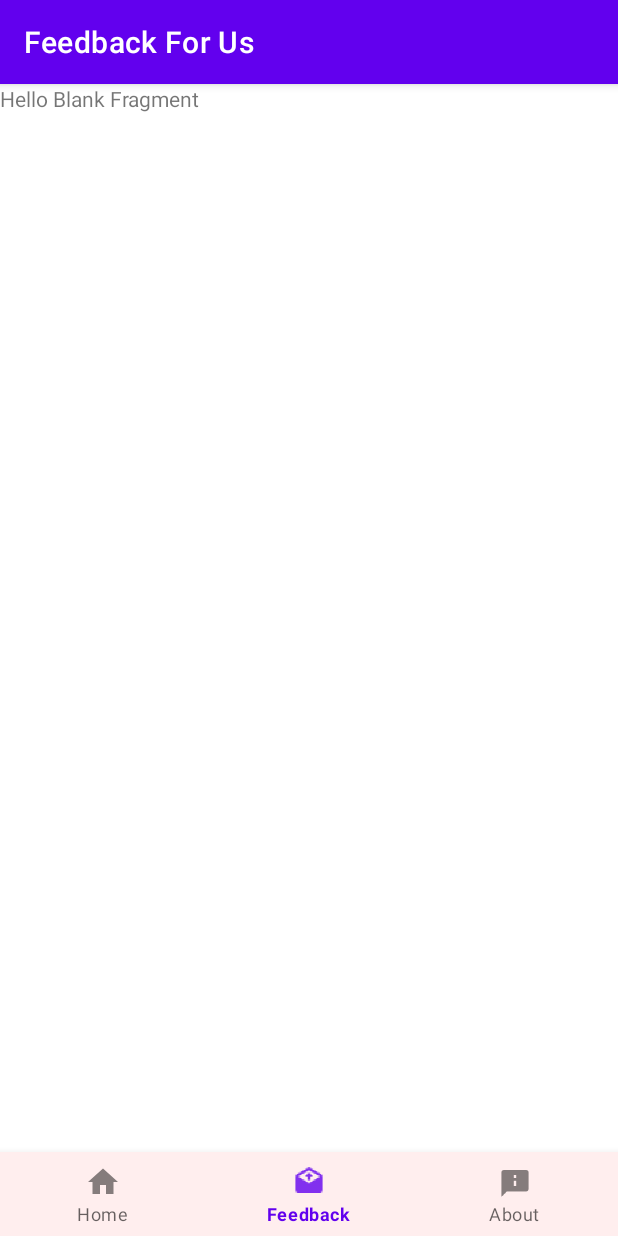
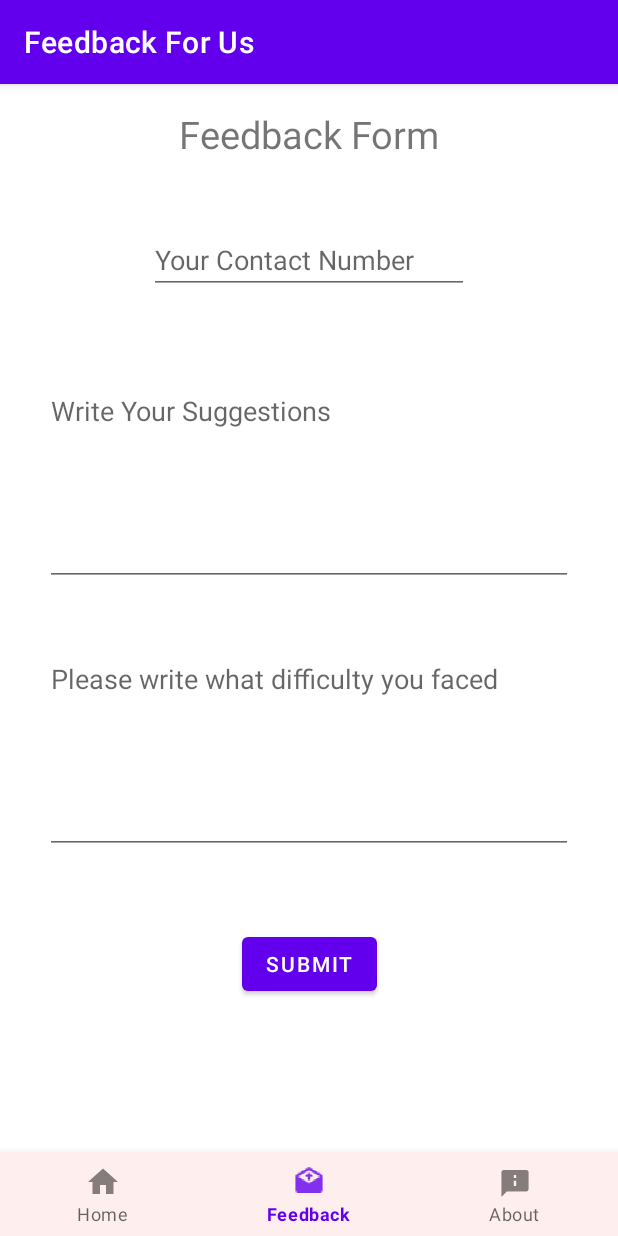
Before and after one commit to AnubhavPabby/covires, an Android app: the FeedbackFragment screen opened through its navigation route, on a phone screen of 412 x 824 dp. Run offline under Robolectric (Android 15) with nearby library versions, the phone set to English and light mode, and no system bars; our stand-ins replace Timber, navigation-ui.

Commit message:
Feedback Form UI

```diff
--- a/app/src/main/res/layout/fragment_feedback.xml
+++ b/app/src/main/res/layout/fragment_feedback.xml
@@ -1,5 +1,6 @@
 <?xml version="1.0" encoding="utf-8"?>
-<FrameLayout xmlns:android="http://schemas.android.com/apk/res/android"
+<androidx.constraintlayout.widget.ConstraintLayout xmlns:android="http://schemas.android.com/apk/res/android"
+    xmlns:app="http://schemas.android.com/apk/res-auto"
     xmlns:tools="http://schemas.android.com/tools"
     android:layout_width="match_parent"
     android:layout_height="match_parent"
@@ -7,8 +8,77 @@
 
     <!-- TODO: Update blank fragment layout -->
     <TextView
-        android:layout_width="match_parent"
-        android:layout_height="match_parent"
-        android:text="@string/hello_blank_fragment" />
+        android:id="@+id/tvHead"
+        android:layout_width="wrap_content"
+        android:layout_height="wrap_content"
+        android:layout_marginTop="16dp"
+        android:layout_marginBottom="44dp"
+        android:text="Feedback Form"
+        android:textSize="25sp"
+        app:layout_constraintBottom_toTopOf="@+id/etFBContact"
+        app:layout_constraintEnd_toEndOf="parent"
+        app:layout_constraintStart_toStartOf="parent"
+        app:layout_constraintTop_toTopOf="parent" />
 
-</FrameLayout>
+    <EditText
+        android:id="@+id/etFBContact"
+        android:layout_width="wrap_content"
+        android:layout_height="wrap_content"
+        android:layout_marginBottom="55dp"
+        android:ems="10"
+        android:hint="Your Contact Number"
+        android:inputType="phone"
+        app:layout_constraintBottom_toTopOf="@+id/etFBSug"
+        app:layout_constraintEnd_toEndOf="parent"
+        app:layout_constraintStart_toStartOf="parent"
+        app:layout_constraintTop_toBottomOf="@+id/tvHead" />
+
+    <EditText
+        android:id="@+id/etFBSug"
+        android:layout_width="0dp"
+        android:layout_height="0dp"
+        android:layout_marginStart="30dp"
+        android:layout_marginLeft="30dp"
+        android:layout_marginEnd="30dp"
+        android:layout_marginRight="30dp"
+        android:layout_marginBottom="39dp"
+        android:ems="10"
+        android:gravity="start|top"
+        android:hint="Write Your Suggestions"
+        android:inputType="textMultiLine"
+        app:layout_constraintBottom_toTopOf="@+id/etFBProb"
+        app:layout_constraintEnd_toEndOf="parent"
+        app:layout_constraintStart_toStartOf="parent"
+        app:layout_constraintTop_toBottomOf="@+id/etFBContact" />
+
+    <EditText
+        android:id="@+id/etFBProb"
+        android:layout_width="0dp"
+        android:layout_height="0dp"
+        android:layout_marginStart="30dp"
+        android:layout_marginLeft="30dp"
+        android:layout_marginEnd="30dp"
+        android:layout_marginRight="30dp"
+        android:layout_marginBottom="49dp"
+        android:ems="10"
+        android:gravity="start|top"
+        android:hint="Please write what difficulty you faced"
+        android:inputType="textMultiLine"
+        app:layout_constraintBottom_toTopOf="@+id/btnFBSub"
+        app:layout_constraintEnd_toEndOf="parent"
+        app:layout_constraintStart_toStartOf="parent"
+        app:layout_constraintTop_toBottomOf="@+id/etFBSug" />
+
+    <Button
+        android:id="@+id/btnFBSub"
+        android:layout_width="wrap_content"
+        android:layout_height="wrap_content"
+        android:layout_marginBottom="101dp"
+        android:text="Submit"
+        app:layout_constraintBottom_toBottomOf="parent"
+        app:layout_constraintEnd_toEndOf="parent"
+        app:layout_constraintStart_toStartOf="parent"
+        app:layout_constraintTop_toBottomOf="@+id/etFBProb" />
+
+
+</androidx.constraintlayout.widget.ConstraintLayout>
```
